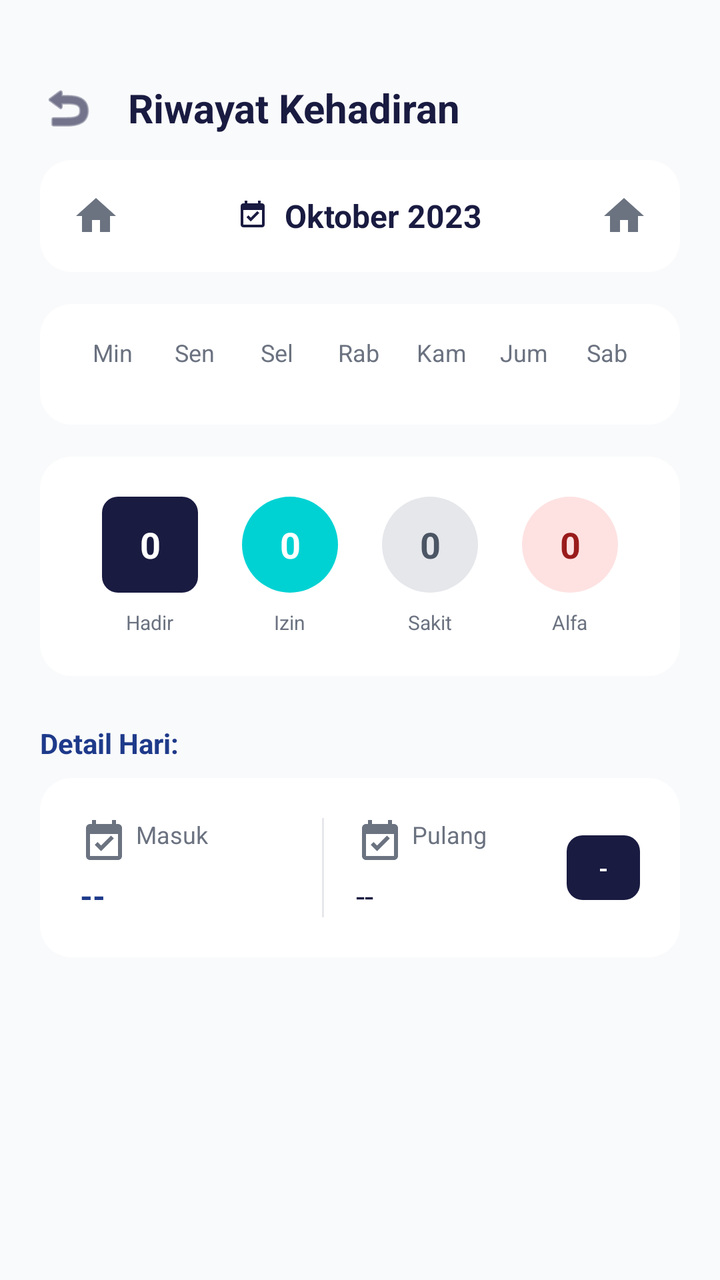
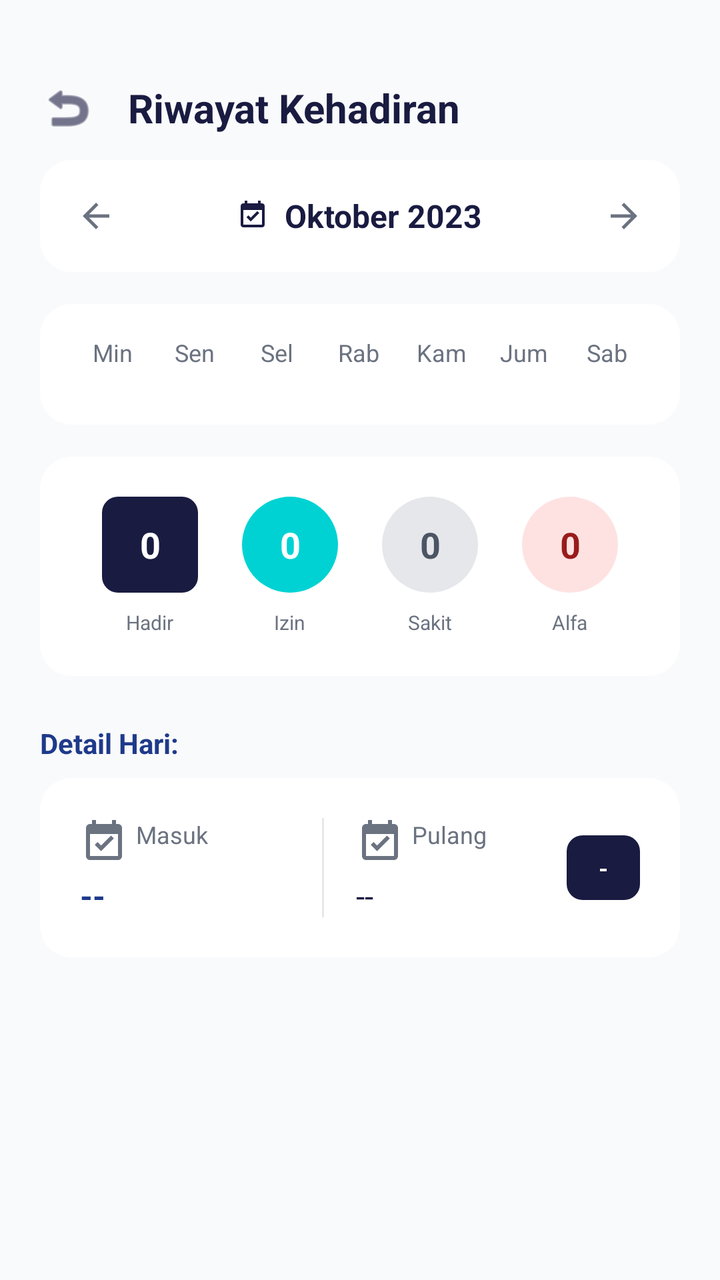

The first picture is an Android layout as it rendered before a commit; the second is the same layout after the commit. The layout source and the unified diff follow.
<!-- AndroidManifest.xml: application theme Theme.AppCompat.Light.NoActionBar -->
<!-- res/layout/activity_rekap.xml -->
<?xml version="1.0" encoding="utf-8"?>
<androidx.constraintlayout.widget.ConstraintLayout xmlns:android="http://schemas.android.com/apk/res/android"
    xmlns:app="http://schemas.android.com/apk/res-auto"
    android:layout_width="match_parent"
    android:layout_height="match_parent"
    android:background="#F9FAFB">

    <LinearLayout
        android:id="@+id/titleLayout"
        android:layout_width="match_parent"
        android:layout_height="wrap_content"
        android:orientation="horizontal"
        android:paddingHorizontal="20dp"
        android:paddingTop="40dp"
        android:paddingBottom="12dp"
        android:gravity="center_vertical"
        app:layout_constraintTop_toTopOf="parent"
        app:layout_constraintStart_toStartOf="parent"
        app:layout_constraintEnd_toEndOf="parent">

        <ImageView
            android:id="@+id/btnBackRekap"
            android:layout_width="28dp"
            android:layout_height="28dp"
            android:src="@android:drawable/ic_menu_revert"
            app:tint="#1A1B41"
            android:background="?attr/selectableItemBackgroundBorderless"/>

        <TextView
            android:layout_width="wrap_content"
            android:layout_height="wrap_content"
            android:text="Riwayat Kehadiran"
            android:textColor="#1A1B41"
            android:textSize="20sp"
            android:textStyle="bold"
            android:layout_marginStart="16dp" />
    </LinearLayout>

    <androidx.core.widget.NestedScrollView
        android:layout_width="match_parent"
        android:layout_height="0dp"
        android:clipToPadding="false"
        android:paddingBottom="24dp"
        app:layout_constraintTop_toBottomOf="@id/titleLayout"
        app:layout_constraintBottom_toBottomOf="parent">

        <LinearLayout
            android:layout_width="match_parent"
            android:layout_height="wrap_content"
            android:orientation="vertical"
            android:paddingHorizontal="20dp">

            
            <androidx.cardview.widget.CardView
                android:layout_width="match_parent"
                android:layout_height="wrap_content"
                android:layout_marginBottom="16dp"
                app:cardCornerRadius="16dp"
                app:cardElevation="0dp">

                <LinearLayout
                    android:layout_width="match_parent"
                    android:layout_height="wrap_content"
                    android:orientation="horizontal"
                    android:padding="16dp"
                    android:background="#FFFFFF"
                    android:gravity="center">

                    <ImageView
                        android:id="@+id/btnPrevMonth"
                        android:layout_width="24dp"
                        android:layout_height="24dp"
                        android:src="@drawable/ic_modern_home"
                        app:tint="#6B7280" />

                    <LinearLayout
                        android:layout_width="0dp"
                        android:layout_weight="1"
                        android:layout_height="wrap_content"
                        android:gravity="center"
                        android:orientation="horizontal">
                        <ImageView
                            android:layout_width="16dp"
                            android:layout_height="16dp"
                            android:src="@drawable/ic_modern_presensi"
                            app:tint="#1A1B41"
                            android:layout_marginEnd="8dp"/>
                        <TextView
                            android:id="@+id/tvMonthYear"
                            android:layout_width="wrap_content"
                            android:layout_height="wrap_content"
                            android:text="Oktober 2023"
                            android:textColor="#1A1B41"
                            android:textStyle="bold"
                            android:textSize="16sp"/>
                    </LinearLayout>

                    <ImageView
                        android:id="@+id/btnNextMonth"
                        android:layout_width="24dp"
                        android:layout_height="24dp"
                        android:src="@drawable/ic_modern_home"
                        app:tint="#6B7280" />
                </LinearLayout>
            </androidx.cardview.widget.CardView>

            
            <androidx.cardview.widget.CardView
                android:layout_width="match_parent"
                android:layout_height="wrap_content"
                android:layout_marginBottom="16dp"
                app:cardCornerRadius="16dp"
                app:cardElevation="0dp">

                <LinearLayout
                    android:layout_width="match_parent"
                    android:layout_height="wrap_content"
                    android:orientation="vertical"
                    android:padding="16dp"
                    android:background="#FFFFFF">

                    
                    <LinearLayout
                        android:layout_width="match_parent"
                        android:layout_height="wrap_content"
                        android:orientation="horizontal"
                        android:weightSum="7"
                        android:layout_marginBottom="12dp">
                        <TextView android:layout_width="0dp" android:layout_weight="1" android:layout_height="wrap_content" android:text="Min" android:gravity="center" android:textSize="12sp" android:textColor="#6B7280"/>
                        <TextView android:layout_width="0dp" android:layout_weight="1" android:layout_height="wrap_content" android:text="Sen" android:gravity="center" android:textSize="12sp" android:textColor="#6B7280"/>
                        <TextView android:layout_width="0dp" android:layout_weight="1" android:layout_height="wrap_content" android:text="Sel" android:gravity="center" android:textSize="12sp" android:textColor="#6B7280"/>
                        <TextView android:layout_width="0dp" android:layout_weight="1" android:layout_height="wrap_content" android:text="Rab" android:gravity="center" android:textSize="12sp" android:textColor="#6B7280"/>
                        <TextView android:layout_width="0dp" android:layout_weight="1" android:layout_height="wrap_content" android:text="Kam" android:gravity="center" android:textSize="12sp" android:textColor="#6B7280"/>
                        <TextView android:layout_width="0dp" android:layout_weight="1" android:layout_height="wrap_content" android:text="Jum" android:gravity="center" android:textSize="12sp" android:textColor="#6B7280"/>
                        <TextView android:layout_width="0dp" android:layout_weight="1" android:layout_height="wrap_content" android:text="Sab" android:gravity="center" android:textSize="12sp" android:textColor="#6B7280"/>
                    </LinearLayout>

                    
                    <androidx.recyclerview.widget.RecyclerView
                        android:id="@+id/rvCalendar"
                        android:layout_width="match_parent"
                        android:layout_height="wrap_content"
                        android:nestedScrollingEnabled="false"
                        app:layoutManager="androidx.recyclerview.widget.GridLayoutManager"
                        app:spanCount="7" />
                </LinearLayout>
            </androidx.cardview.widget.CardView>

            
            <androidx.cardview.widget.CardView
                android:layout_width="match_parent"
                android:layout_height="wrap_content"
                android:layout_marginBottom="24dp"
                app:cardCornerRadius="16dp"
                app:cardElevation="0dp">

                <LinearLayout
                    android:layout_width="match_parent"
                    android:layout_height="wrap_content"
                    android:orientation="horizontal"
                    android:padding="20dp"
                    android:background="#FFFFFF"
                    android:weightSum="4">

                    
                    <LinearLayout
                        android:layout_width="0dp"
                        android:layout_weight="1"
                        android:layout_height="wrap_content"
                        android:gravity="center"
                        android:orientation="vertical">
                        <TextView
                            android:id="@+id/tvTotalHadir"
                            android:layout_width="48dp"
                            android:layout_height="48dp"
                            android:text="0"
                            android:textColor="#FFFFFF"
                            android:textStyle="bold"
                            android:textSize="18sp"
                            android:gravity="center"
                            android:background="@drawable/bg_calendar_day_selected"/>
                        <TextView
                            android:layout_width="wrap_content"
                            android:layout_height="wrap_content"
                            android:text="Hadir"
                            android:textSize="10sp"
                            android:textColor="#6B7280"
                            android:layout_marginTop="8dp"/>
                    </LinearLayout>

                    
                    <LinearLayout
                        android:layout_width="0dp"
                        android:layout_weight="1"
                        android:layout_height="wrap_content"
                        android:gravity="center"
                        android:orientation="vertical">
                        <TextView
                            android:id="@+id/tvTotalIzin"
                            android:layout_width="48dp"
                            android:layout_height="48dp"
                            android:text="0"
                            android:textColor="#FFFFFF"
                            android:textStyle="bold"
                            android:textSize="18sp"
                            android:gravity="center"
                            android:background="@drawable/bg_icon_circle"
                            android:backgroundTint="#00D2D3"/>
                        <TextView
                            android:layout_width="wrap_content"
                            android:layout_height="wrap_content"
                            android:text="Izin"
                            android:textSize="10sp"
                            android:textColor="#6B7280"
                            android:layout_marginTop="8dp"/>
                    </LinearLayout>

                    
                    <LinearLayout
                        android:layout_width="0dp"
                        android:layout_weight="1"
                        android:layout_height="wrap_content"
                        android:gravity="center"
                        android:orientation="vertical">
                        <TextView
                            android:id="@+id/tvTotalSakit"
                            android:layout_width="48dp"
                            android:layout_height="48dp"
                            android:text="0"
                            android:textColor="#4B5563"
                            android:textStyle="bold"
                            android:textSize="18sp"
                            android:gravity="center"
                            android:background="@drawable/bg_icon_circle"
                            android:backgroundTint="#E5E7EB"/>
                        <TextView
                            android:layout_width="wrap_content"
                            android:layout_height="wrap_content"
                            android:text="Sakit"
                            android:textSize="10sp"
                            android:textColor="#6B7280"
                            android:layout_marginTop="8dp"/>
                    </LinearLayout>

                    
                    <LinearLayout
                        android:layout_width="0dp"
                        android:layout_weight="1"
                        android:layout_height="wrap_content"
                        android:gravity="center"
                        android:orientation="vertical">
                        <TextView
                            android:id="@+id/tvTotalAlpha"
                            android:layout_width="48dp"
                            android:layout_height="48dp"
                            android:text="0"
                            android:textColor="#991B1B"
                            android:textStyle="bold"
                            android:textSize="18sp"
                            android:gravity="center"
                            android:background="@drawable/bg_icon_circle"
                            android:backgroundTint="#FEE2E2"/>
                        <TextView
                            android:layout_width="wrap_content"
                            android:layout_height="wrap_content"
                            android:text="Alfa"
                            android:textSize="10sp"
                            android:textColor="#6B7280"
                            android:layout_marginTop="8dp"/>
                    </LinearLayout>
                </LinearLayout>
            </androidx.cardview.widget.CardView>

            
            <TextView
                android:id="@+id/tvDetailTitle"
                android:layout_width="wrap_content"
                android:layout_height="wrap_content"
                android:text="Detail Hari:"
                android:textColor="#1E3A8A"
                android:textSize="14sp"
                android:textStyle="bold"
                android:layout_marginBottom="8dp"/>

            
            <androidx.cardview.widget.CardView
                android:layout_width="match_parent"
                android:layout_height="wrap_content"
                app:cardCornerRadius="16dp"
                app:cardElevation="0dp">

                <LinearLayout
                    android:layout_width="match_parent"
                    android:layout_height="wrap_content"
                    android:orientation="horizontal"
                    android:background="#FFFFFF"
                    android:padding="20dp"
                    android:gravity="center_vertical">

                    <LinearLayout
                        android:layout_width="0dp"
                        android:layout_weight="1"
                        android:layout_height="wrap_content"
                        android:orientation="vertical">
                        <TextView
                            android:layout_width="wrap_content"
                            android:layout_height="wrap_content"
                            android:text="Masuk"
                            android:textColor="#6B7280"
                            android:textSize="12sp"
                            app:drawableStartCompat="@drawable/ic_modern_presensi"
                            app:drawableTint="#6B7280"
                            android:drawablePadding="4dp"/>
                        <TextView
                            android:id="@+id/tvDetailMasuk"
                            android:layout_width="wrap_content"
                            android:layout_height="wrap_content"
                            android:text="--"
                            android:textColor="#1E3A8A"
                            android:textSize="16sp"
                            android:textStyle="bold"
                            android:layout_marginTop="4dp"/>
                    </LinearLayout>

                    <View
                        android:layout_width="1dp"
                        android:layout_height="match_parent"
                        android:background="#E5E7EB"
                        android:layout_marginHorizontal="16dp"/>

                    <LinearLayout
                        android:layout_width="0dp"
                        android:layout_weight="1"
                        android:layout_height="wrap_content"
                        android:orientation="vertical">
                        <TextView
                            android:layout_width="wrap_content"
                            android:layout_height="wrap_content"
                            android:text="Pulang"
                            android:textColor="#6B7280"
                            android:textSize="12sp"
                            app:drawableStartCompat="@drawable/ic_modern_presensi"
                            app:drawableTint="#6B7280"
                            android:drawablePadding="4dp"/>
                        <TextView
                            android:id="@+id/tvDetailPulang"
                            android:layout_width="wrap_content"
                            android:layout_height="wrap_content"
                            android:text="--"
                            android:textColor="#1A1B41"
                            android:textSize="16sp"
                            android:layout_marginTop="4dp"/>
                    </LinearLayout>

                    <TextView
                        android:id="@+id/tvDetailStatusBadge"
                        android:layout_width="wrap_content"
                        android:layout_height="wrap_content"
                        android:text="-"
                        android:textColor="#FFFFFF"
                        android:textSize="12sp"
                        android:textStyle="bold"
                        android:paddingHorizontal="16dp"
                        android:paddingVertical="8dp"
                        android:background="@drawable/bg_calendar_day_selected"/>
                </LinearLayout>
            </androidx.cardview.widget.CardView>
        </LinearLayout>
    </androidx.core.widget.NestedScrollView>


    
</androidx.constraintlayout.widget.ConstraintLayout>
<!-- resources referenced by this layout -->
<resources>
  <!-- drawable bg_calendar_day_selected (drawable) -->
  <?xml version="1.0" encoding="utf-8"?>
  <shape xmlns:android="http://schemas.android.com/apk/res/android" android:shape="rectangle">
      <solid android:color="#1A1B41" />
      <corners android:radius="8dp" />
  </shape>
  <!-- drawable bg_icon_circle (drawable) -->
  ﻿<?xml version="1.0" encoding="utf-8"?>
  <shape xmlns:android="http://schemas.android.com/apk/res/android"
      android:shape="oval">
      <solid android:color="#FFFFFF" />
  </shape>
  <!-- drawable ic_modern_home (drawable) -->
  <vector xmlns:android="http://schemas.android.com/apk/res/android"
      android:width="24dp"
      android:height="24dp"
      android:viewportWidth="24"
      android:viewportHeight="24"
      android:tint="#0D9488">
    <path
        android:fillColor="@android:color/white"
        android:pathData="M10,20v-6h4v6h5v-8h3L12,3 2,12h3v8z"/>
  </vector>
  <!-- drawable ic_modern_presensi (drawable) -->
  <vector xmlns:android="http://schemas.android.com/apk/res/android"
      android:width="24dp"
      android:height="24dp"
      android:viewportWidth="24"
      android:viewportHeight="24">
    <path
        android:fillColor="@android:color/white"
        android:pathData="M19,3h-1V1h-2v2H8V1H6v2H5c-1.11,0 -1.99,0.9 -1.99,2L3,19c0,1.1 0.89,2 2,2h14c1.1,0 2,-0.9 2,-2V5c0,-1.1 -0.9,-2 -2,-2zm0,16H5V8h14v11zm-8.44,-2.42l-3.18,-3.18 1.41,-1.41 1.77,1.76 4.95,-4.94 1.41,1.4 -6.36,6.37z"/>
  </vector>
</resources>

<!-- the commit's change to res/layout/activity_rekap.xml (unified diff, before → after) -->
@@ -70,7 +70,9 @@
                         android:id="@+id/btnPrevMonth"
                         android:layout_width="24dp"
                         android:layout_height="24dp"
-                        android:src="@drawable/ic_modern_home"
+                        android:src="@drawable/ic_baseline_arrow_back_24"
+                        android:background="?attr/selectableItemBackgroundBorderless"
+                        android:padding="2dp"
                         app:tint="#6B7280" />
 
                     <LinearLayout
@@ -99,7 +101,10 @@
                         android:id="@+id/btnNextMonth"
                         android:layout_width="24dp"
                         android:layout_height="24dp"
-                        android:src="@drawable/ic_modern_home"
+                        android:src="@drawable/ic_baseline_arrow_back_24"
+                        android:rotation="180"
+                        android:background="?attr/selectableItemBackgroundBorderless"
+                        android:padding="2dp"
                         app:tint="#6B7280" />
                 </LinearLayout>
             </androidx.cardview.widget.CardView>
<!-- resource entries referenced after the edit -->
@@ -12,16 +12,15 @@
       android:shape="oval">
       <solid android:color="#FFFFFF" />
   </shape>
-  <!-- drawable ic_modern_home (drawable) -->
+  <!-- drawable ic_baseline_arrow_back_24 (drawable) -->
   <vector xmlns:android="http://schemas.android.com/apk/res/android"
       android:width="24dp"
       android:height="24dp"
       android:viewportWidth="24"
-      android:viewportHeight="24"
-      android:tint="#0D9488">
+      android:viewportHeight="24">
     <path
-        android:fillColor="@android:color/white"
-        android:pathData="M10,20v-6h4v6h5v-8h3L12,3 2,12h3v8z"/>
+        android:fillColor="#FF000000"
+        android:pathData="M20,11H7.83l5.59,-5.59L12,4l-8,8 8,8 1.41,-1.41L7.83,13H20v-2z"/>
   </vector>
   <!-- drawable ic_modern_presensi (drawable) -->
   <vector xmlns:android="http://schemas.android.com/apk/res/android"
